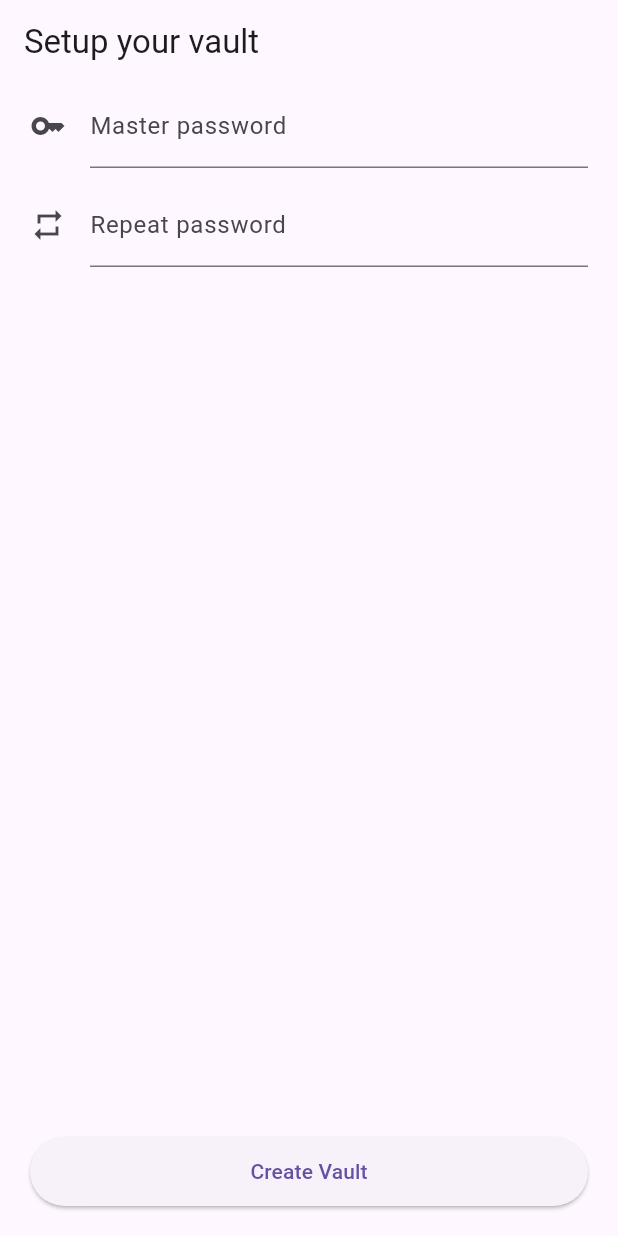
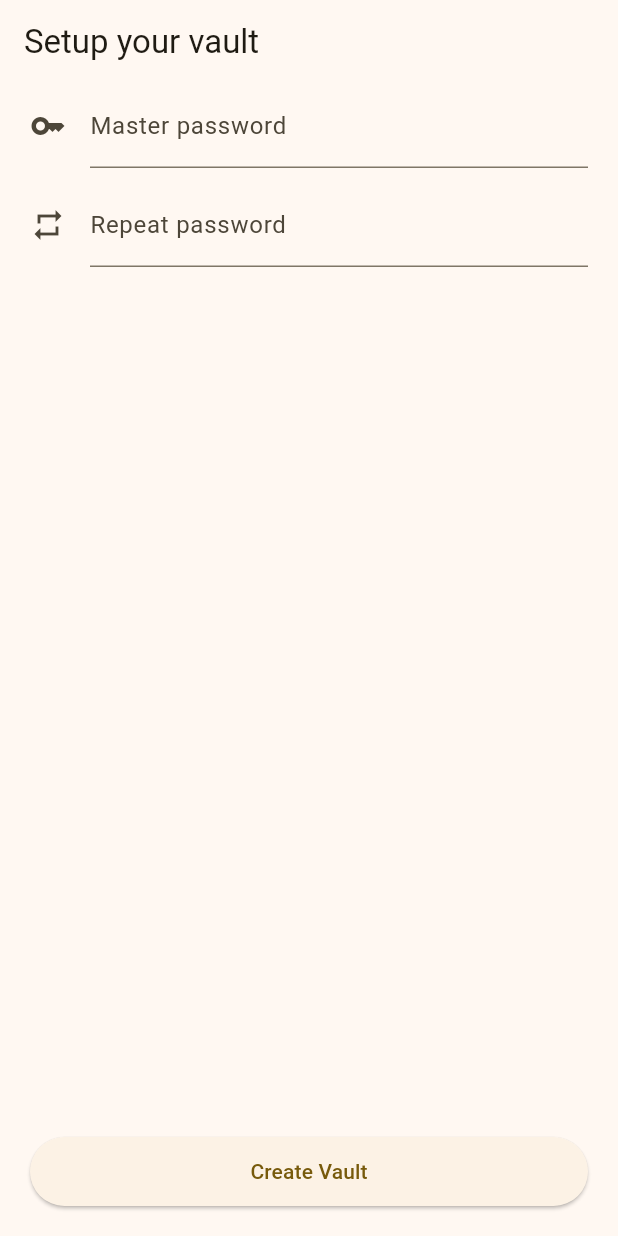
Before and after one commit to rewired-gh/d-box-app, a Flutter app: the screen it shows after launch, on a phone screen of 412 x 824 dp. Run offline on Flutter 3.47's test engine with Material 3 defaults, Android fonts, the light colour scheme and no system bars; our stand-ins replace adaptive_theme, flutter_hooks, flutter_localized_locales, google_fonts, hooks_riverpod, objectbox and 3 more; missing offline and left inert: cryptography; generated files the repository leaves out were written again.

Commit message:
feat: polish for release

```diff
--- a/l10n_errors.txt
+++ b/l10n_errors.txt
@@ -5,6 +5,7 @@
     "resetMasterPassword",
     "about",
     "copyrightInfo",
+    "versionInfo",
     "dataExportImport",
     "autoDetect"
   ]
--- a/lib/main.dart
+++ b/lib/main.dart
@@ -1,3 +1,4 @@
+import 'package:adaptive_theme/adaptive_theme.dart';
 import 'package:d_box/src/feature/settings/app_locale.dart';
 import 'package:d_box/src/page/greeting_page.dart';
 import 'package:d_box/src/page/home_page.dart';
@@ -27,10 +28,23 @@ class MyApp extends ConsumerWidget {
   Widget build(context, ref) {
     final appLocale = ref.watch(appLocaleProvider);
 
-    return MaterialApp(
+    return AdaptiveTheme(
+      light: ThemeData(
+        useMaterial3: true,
+        colorSchemeSeed: Colors.amber,
+        brightness: Brightness.light,
+      ),
+      dark: ThemeData(
+        useMaterial3: true,
+        colorSchemeSeed: Colors.amber,
+        brightness: Brightness.dark,
+      ),
+      initial: AdaptiveThemeMode.system,
+      builder: (theme, darkTheme) => MaterialApp(
         debugShowCheckedModeBanner: false,
         title: 'D-Box',
-      theme: ThemeData(),
+        theme: theme,
+        darkTheme: darkTheme,
         locale: appLocale,
         localizationsDelegates: const [
           ...AppLocalizations.localizationsDelegates,
@@ -44,6 +58,7 @@ class MyApp extends ConsumerWidget {
           ItemInspectPage.route: (_) => const ItemInspectPage(),
           LanguagePage.route: (_) => const LanguagePage(),
         },
+      ),
     );
   }
 }
--- a/lib/src/page/setting/language_page.dart
+++ b/lib/src/page/setting/language_page.dart
@@ -1,4 +1,5 @@
 import 'package:d_box/src/feature/settings/app_locale.dart';
+import 'package:d_box/src/util/service_locator.dart';
 import 'package:d_box/src/widget/heibon_layout.dart';
 import 'package:flutter/material.dart';
 import 'package:flutter_gen/gen_l10n/l10n.dart';
@@ -16,9 +17,12 @@ class LanguagePage extends HookConsumerWidget {
     const locales = [null, ...AppLocalizations.supportedLocales];
 
     final l = AppLocalizations.of(context);
-    final ValueNotifier<Locale?> selectedLocale = useState(null);
+    final s = ServiceLocator.instance;
 
     final appLocaleNotifier = ref.read(appLocaleProvider.notifier);
+    final appLocale = ref.watch(appLocaleProvider);
+
+    final ValueNotifier<Locale?> selectedLocale = useState(appLocale);
 
     return HeibonLayout(
       isBleeding: true,
--- a/lib/src/util/service_locator.dart
+++ b/lib/src/util/service_locator.dart
@@ -5,6 +5,7 @@ import 'package:d_box/src/feature/settings/settings.dart';
 import 'package:d_box/src/feature/vault/vault_dao.dart';
 import 'package:d_box/src/feature/vault/vault_dao_object_box_impl.dart';
 import 'package:d_box/src/feature/vault/vault_meta.dart';
+import 'package:package_info_plus/package_info_plus.dart';
 import 'package:path/path.dart' as p;
 import 'package:path_provider/path_provider.dart';
 import 'package:shared_preferences/shared_preferences.dart';
@@ -19,6 +20,7 @@ class ServiceLocator {
   Future<void> init() async {
     final dir = await getApplicationSupportDirectory();
     store = await openStore(directory: p.join(dir.path, 'obx_store'));
+    packageInfo = await PackageInfo.fromPlatform();
   }
 
   SharedPreferences? _sharedPreferences;
@@ -39,7 +41,7 @@ class ServiceLocator {
     _vaultDao = null;
   }
 
-  late Store store;
+  late final Store store;
 
   VaultMetaService? _vaultMetaService;
 
@@ -54,4 +56,6 @@ class ServiceLocator {
     _settingsService ??= SettingsService();
     return _settingsService!;
   }
+
+  late final PackageInfo packageInfo;
 }
```
Also changed, not shown: lib/l10n/intl_en.arb (+11 -3 lines), lib/src/page/home/settings_page.dart (+23 -7 lines), pubspec.yaml (+23 -1 lines), assets/icon/icon.png (added), pubspec.lock, 58 other files. Lines whose indentation alone changed are shown as unchanged.
